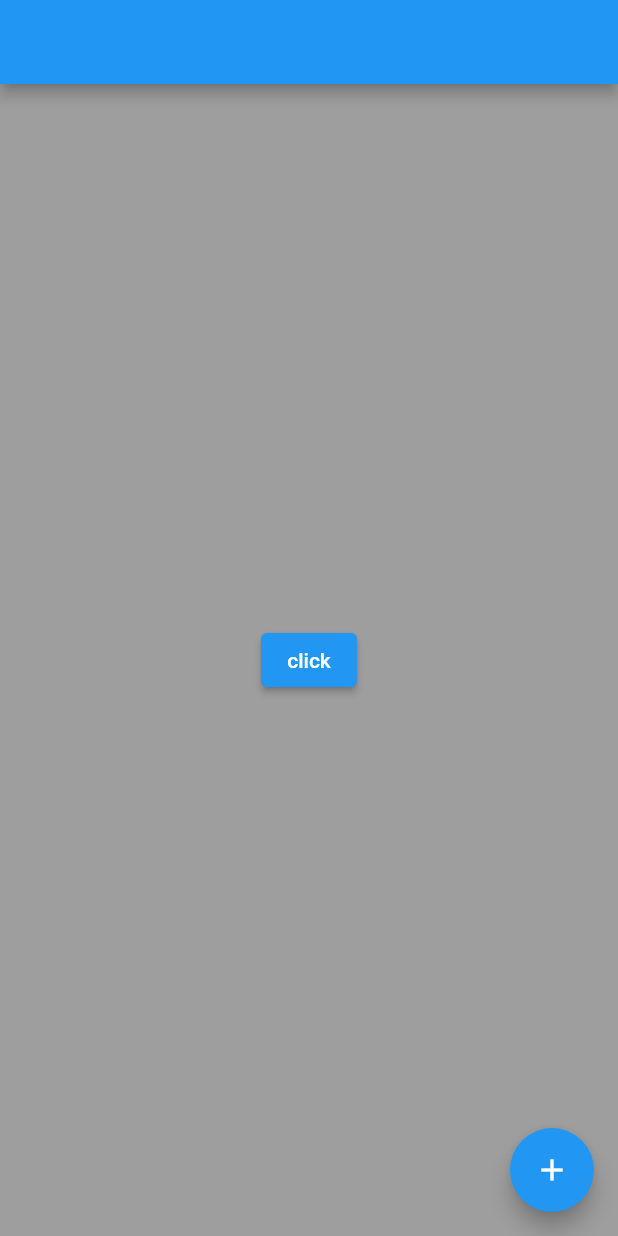
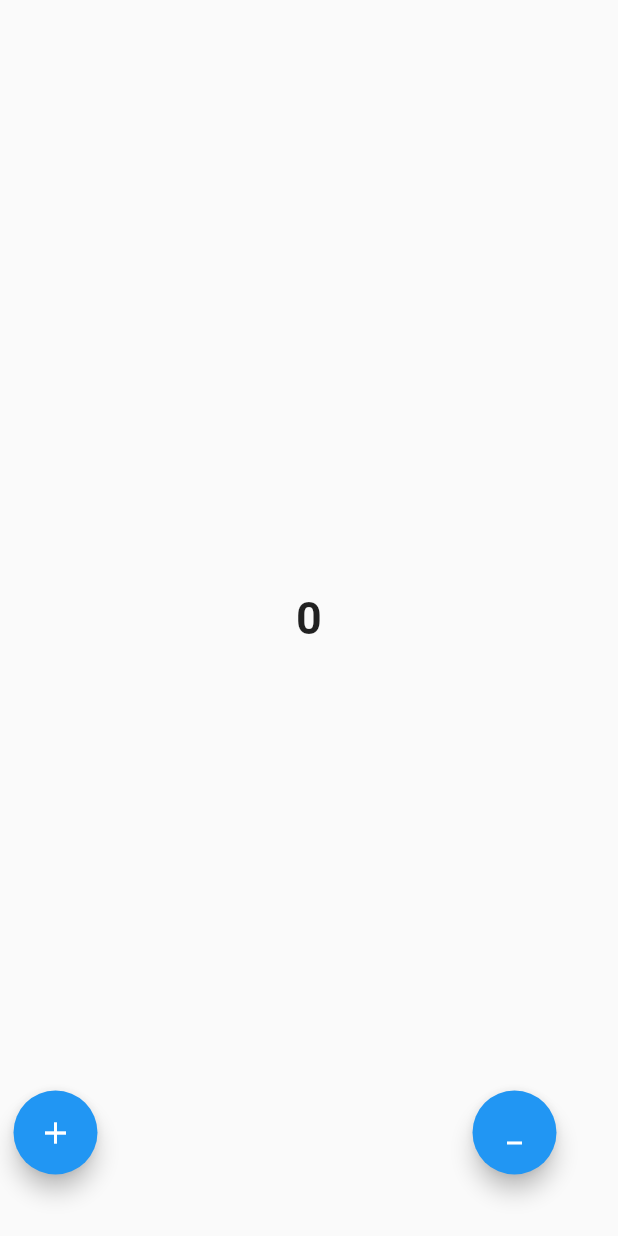
Before and after one commit to muhammedAnjoom/flutter_serious, a Flutter app: the screen it shows after launch, on a phone screen of 412 x 824 dp. Run offline on Flutter 3.47's test engine with Material 2 defaults, Android fonts, the phone set to English and light mode, and no system bars.

```diff
--- a/basics_app/lib/main.dart
+++ b/basics_app/lib/main.dart
@@ -1,3 +1,4 @@
+import 'package:basics_app/text_screen.dart';
 import 'package:flutter/material.dart';
 
 void main() {
@@ -17,28 +18,54 @@ class MyApp extends StatelessWidget {
   }
 }
 
-class HomePage extends StatelessWidget {
+class HomePage extends StatefulWidget {
   HomePage({super.key});
 
+  @override
+  State<HomePage> createState() => _HomePageState();
+}
+
+class _HomePageState extends State<HomePage> {
+  final textController = TextEditingController();
+
+  String value = "no value";
+
   bool buttonClick = false;
+  int count = 0;
 
   @override
   Widget build(BuildContext context) {
     return Scaffold(
-      floatingActionButton: FloatingActionButton(
-        onPressed: () {},
-        child: Icon(Icons.add),
+      floatingActionButton: Padding(
+        padding: const EdgeInsets.all(25),
+        child: Row(
+          mainAxisAlignment: MainAxisAlignment.spaceBetween,
+          children: [
+            FloatingActionButton(
+              onPressed: () {
+                setState(() {
+                  count++;
+                });
+              },
+              child: const Icon(Icons.add),
+            ),
+            FloatingActionButton(
+              onPressed: () {
+                setState(() {
+                  count--;
+                });
+              },
+              child: const Icon(
+                Icons.minimize,
+                size: 20,
+              ),
+            )
+          ],
+        ),
       ),
-      appBar: AppBar(),
-      backgroundColor: Colors.grey,
-      body: Center(
-          child: ElevatedButton(
-        onPressed: () {
-          buttonClick = true;
-          print(buttonClick);
-        },
-        child: Text("click"),
-      )),
+      body: TextScreen(
+        count: count,
+      ),
     );
   }
 }
--- /dev/null
+++ b/basics_app/lib/text_screen.dart
@@ -0,0 +1,32 @@
+import 'package:flutter/material.dart';
+
+class TextScreen extends StatelessWidget {
+  const TextScreen({
+    super.key,
+    required this.count,
+  });
+
+  final int count;
+
+  @override
+  Widget build(BuildContext context) {
+    return SafeArea(
+      child: SizedBox(
+        width: double.infinity,
+        height: double.infinity,
+        child: Column(
+          mainAxisAlignment: MainAxisAlignment.center,
+          children: [
+            Text(
+              count.toString(),
+              style: const TextStyle(
+                fontSize: 30,
+                fontWeight: FontWeight.bold,
+              ),
+            )
+          ],
+        ),
+      ),
+    );
+  }
+}
```
